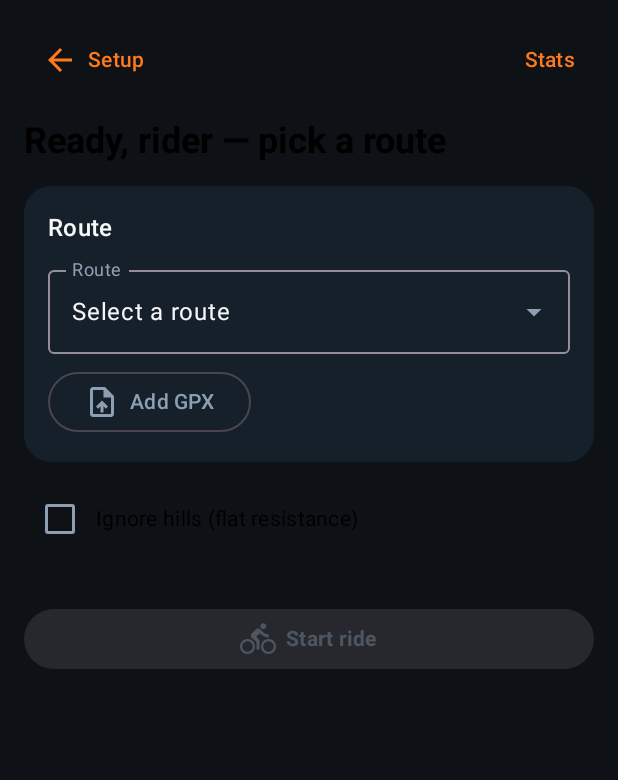
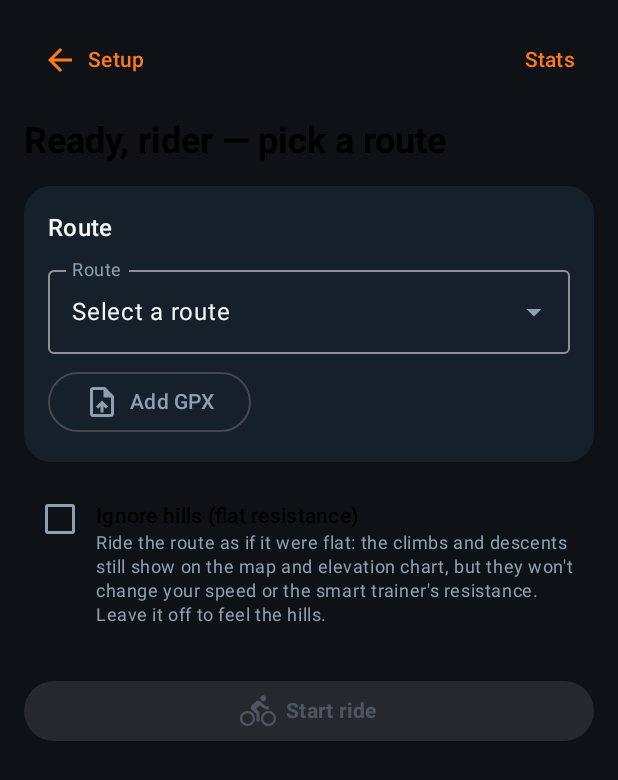
Before and after one commit to antoinedt/Bike, an Android app built with Jetpack Compose: the HomeScreen screen opened through its navigation route, on a phone screen of 412 x 824 dp. Shown: the top 780 px of the screen. Run offline under Robolectric (Android 15) with nearby library versions, the phone set to English and light mode, and no system bars; pictures from the network do not load.

Commit message:
Explain the ignore-hills checkbox with descriptive text
Add a sub-label describing what the option does: rides the route as flat so
hills no longer affect speed or trainer resistance (terrain still shows on the
map/elevation chart).

Co-Authored-By: Claude Opus 4.8 <noreply@anthropic.com>
Claude-Session: https://claude.ai/code/session_01AkZmE4heZX9mPzUExfJHub

```diff
--- a/app/src/main/java/com/bike/trainer/ui/home/HomeScreen.kt
+++ b/app/src/main/java/com/bike/trainer/ui/home/HomeScreen.kt
@@ -250,12 +250,23 @@ fun HomeScreen(
 
         // Hills affect the simulated speed and the trainer's resistance. Tick this
         // to ride the route as flat (no climb resistance, no downhill free speed).
-        Row(verticalAlignment = Alignment.CenterVertically) {
+        Row(verticalAlignment = Alignment.Top) {
             Checkbox(checked = ignoreHills, onCheckedChange = { ignoreHills = it })
-            Text(
-                "Ignore hills (flat resistance)",
-                style = MaterialTheme.typography.bodyMedium,
-            )
+            Column(Modifier.padding(top = 12.dp)) {
+                Text(
+                    "Ignore hills (flat resistance)",
+                    style = MaterialTheme.typography.bodyMedium,
+                    fontWeight = FontWeight.SemiBold,
+                )
+                Text(
+                    "Ride the route as if it were flat: the climbs and descents still " +
+                        "show on the map and elevation chart, but they won't change your " +
+                        "speed or the smart trainer's resistance. Leave it off to feel the " +
+                        "hills.",
+                    style = MaterialTheme.typography.bodySmall,
+                    color = MaterialTheme.colorScheme.onSurfaceVariant,
+                )
+            }
         }
 
         Spacer(Modifier.height(4.dp))
```
